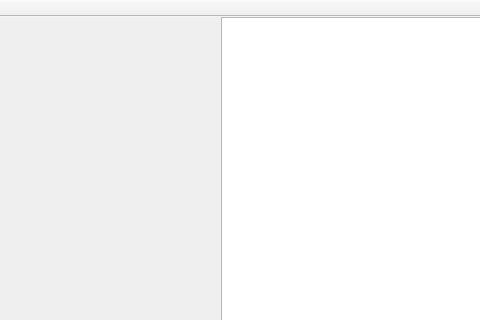
Qt form mainwindow.ui (Nick2662/Mediaplayer) before a commit; both pictures show x 469 to 949 and y 0 to 320 of the 949 by 595 pixel window.
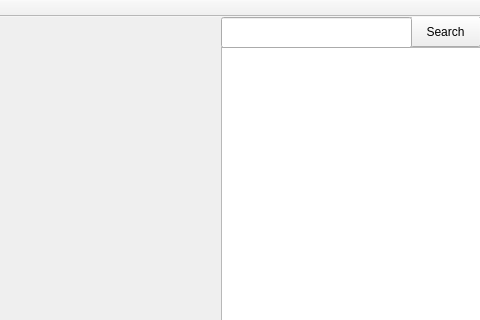
The same form after that commit. Icons and pictures are not drawn.

Diff of the .ui file:
```diff
--- a/mainwindow.ui
+++ b/mainwindow.ui
@@ -188,9 +188,9 @@
     <property name="geometry">
      <rect>
       <x>690</x>
-      <y>0</y>
+      <y>30</y>
       <width>261</width>
-      <height>481</height>
+      <height>451</height>
      </rect>
     </property>
     <property name="sizePolicy">
@@ -200,6 +200,29 @@
      </sizepolicy>
     </property>
    </widget>
+   <widget class="QPushButton" name="pushButton_search">
+    <property name="geometry">
+     <rect>
+      <x>879</x>
+      <y>-1</y>
+      <width>71</width>
+      <height>31</height>
+     </rect>
+    </property>
+    <property name="text">
+     <string>Search</string>
+    </property>
+   </widget>
+   <widget class="QLineEdit" name="lineEdit">
+    <property name="geometry">
+     <rect>
+      <x>690</x>
+      <y>0</y>
+      <width>191</width>
+      <height>31</height>
+     </rect>
+    </property>
+   </widget>
   </widget>
   <widget class="QMenuBar" name="menuBar">
    <property name="geometry">
```
Left out of the diff: 2 changed lines with no effect on the pictures.
